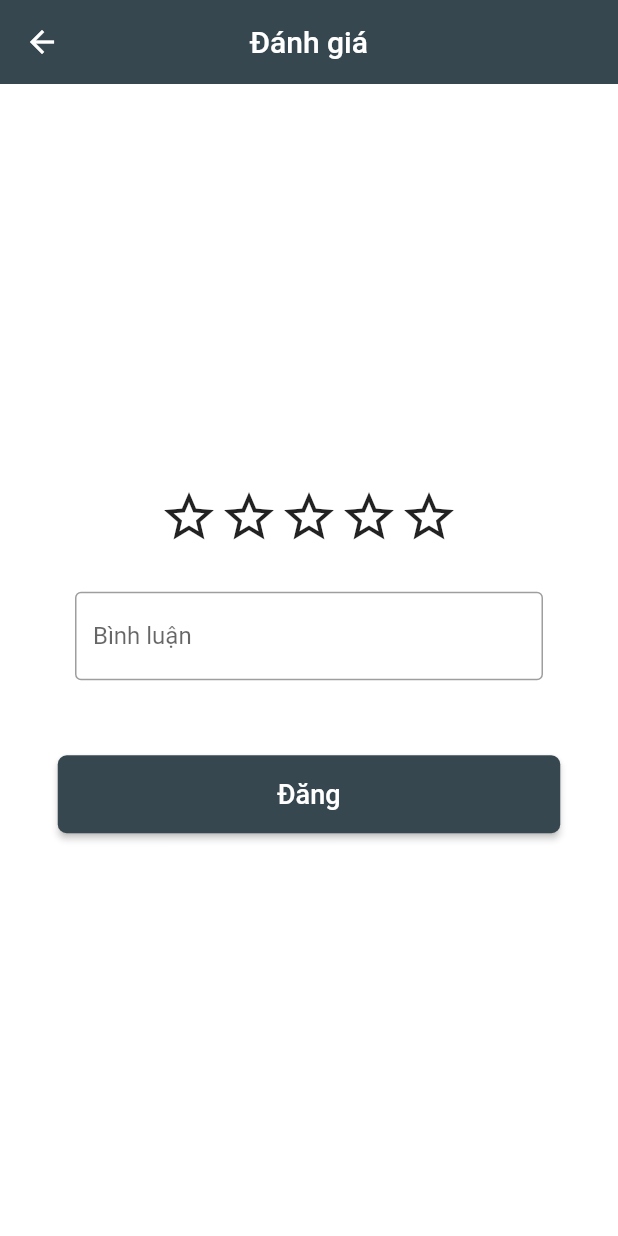
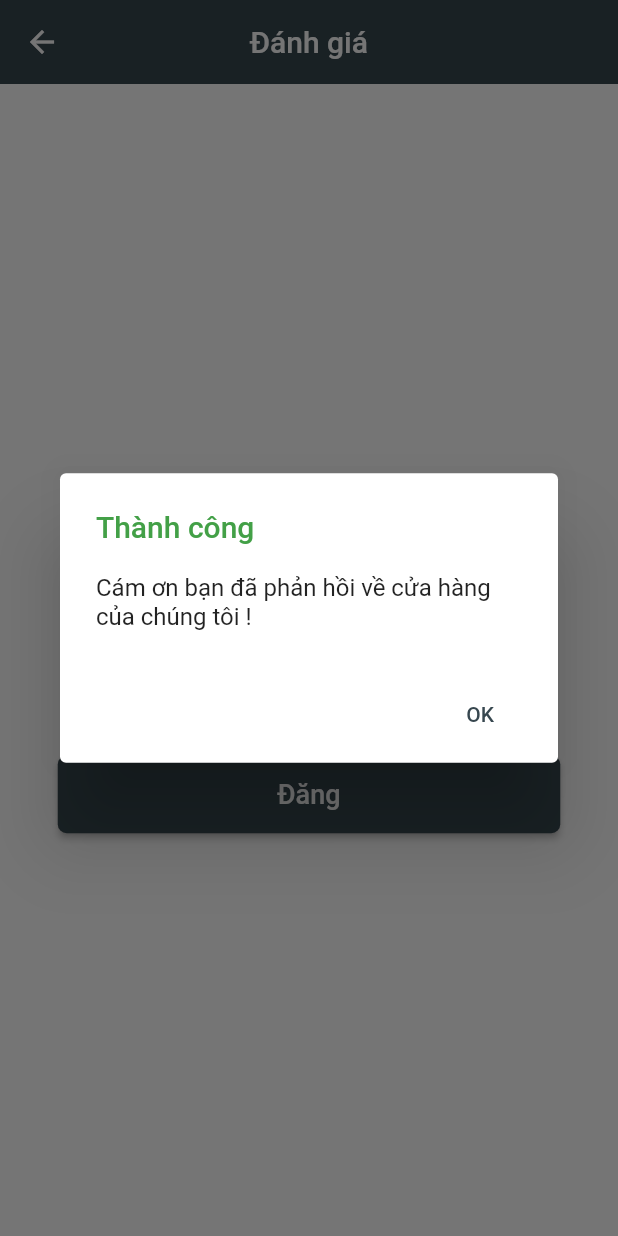
Before and after one commit to duyvo209/rescue-app, a Flutter app: the FeedbackScreen screen opened directly with empty values, after a tap on "Đăng", on a phone screen of 412 x 824 dp. Run offline on Flutter 3.47's test engine with Material 2 defaults, Android fonts, the phone set to English and light mode, and no system bars; our stand-ins replace bloc, cached_network_image, cloud_firestore, easy_localization, equatable, firebase_auth and 11 more; missing offline and left inert: autocomplete_textfield, flutter_polyline_points, google_place; accounts and stored records are empty; Roboto replaces fonts that are missing (poppins); statements that could not run were skipped.

```diff
--- a/lib/screens/user/FeedbackScreen.dart
+++ b/lib/screens/user/FeedbackScreen.dart
@@ -102,15 +102,16 @@ class _FeedbackScreenState extends State<FeedbackScreen> {
                   height: 52,
                   child: ElevatedButton(
                     onPressed: () {
-                      BlocProvider.of<FeedbackBloc>(context).add(
-                        AddFeedback(
-                          storeId: widget.feedback.idStore,
-                          userId: widget.feedback.idUser,
-                          userInfo: widget.feedback.userInfo,
-                          rating: _rating,
-                          comment: _commentController.text,
-                        ),
-                      );
+                      _showDialog(context);
+                      // BlocProvider.of<FeedbackBloc>(context).add(
+                      //   AddFeedback(
+                      //     storeId: widget.feedback.idStore,
+                      //     userId: widget.feedback.idUser,
+                      //     userInfo: widget.feedback.userInfo,
+                      //     rating: _rating,
+                      //     comment: _commentController.text,
+                      //   ),
+                      // );
                     },
                     child: Text(
                       "Đăng",
@@ -138,4 +139,22 @@ class _FeedbackScreenState extends State<FeedbackScreen> {
       ),
     );
   }
+
+  _showDialog(BuildContext context) => showDialog(
+      context: context,
+      builder: (context) => AlertDialog(
+            title:
+                Text('Thành công', style: TextStyle(color: Colors.green[600])),
+            content: Text('Cám ơn bạn đã phản hồi về cửa hàng của chúng tôi !'),
+            actions: [
+              FlatButton(
+                  onPressed: () {
+                    Navigator.pop(context);
+                  },
+                  child: Text(
+                    'OK',
+                    style: TextStyle(color: Colors.blueGrey[800]),
+                  ))
+            ],
+          ));
 }
--- a/pubspec.yaml
+++ b/pubspec.yaml
@@ -58,6 +58,7 @@ dependencies:
   expandable: ^4.1.4
 
   autocomplete_textfield: ^1.7.3
+  flutter_rating_bar: any
 
   # flutter_phone_direct_caller: any
 
```
Also changed, not shown: lib/screens/user/CheckOutScreen.dart (+25 -5 lines), lib/screens/user/InforStoreScreen.dart (+53 -105 lines), pubspec.lock.
